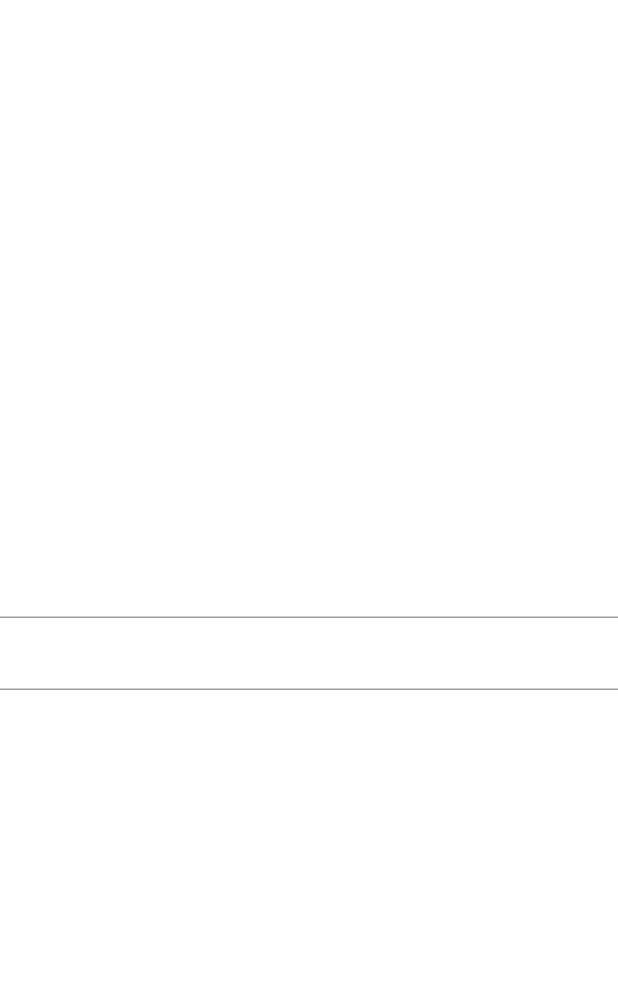
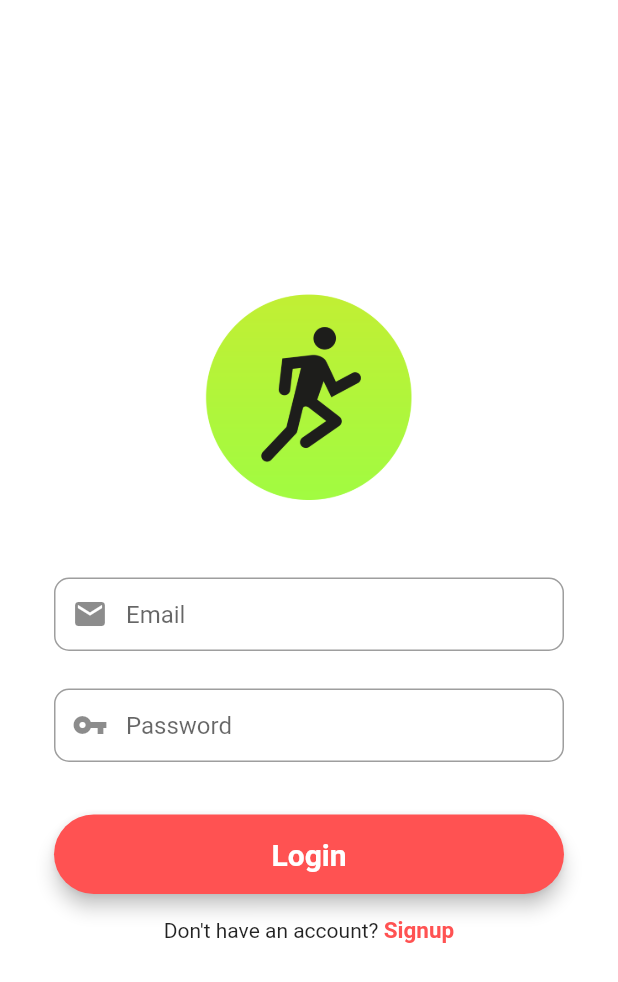
Before and after one commit to ayushshrestha1892/fitness_app, a Flutter app: the screen it shows after launch, on a phone screen of 412 x 824 dp. Shown: the top 982 px of the screen. Run offline on Flutter 3.47's test engine with Material 2 defaults, Android fonts, the phone set to English and light mode, and no system bars.

Commit message:
Login Screen UI

```diff
--- a/lib/screens/login_screen.dart
+++ b/lib/screens/login_screen.dart
@@ -20,6 +20,7 @@ class _LoginScreenState extends State<LoginScreen> {
       autofocus: false,
       controller: emailController,
       keyboardType: TextInputType.emailAddress,
+
       //validator:
 
       onSaved: (value) {
@@ -27,12 +28,21 @@ class _LoginScreenState extends State<LoginScreen> {
       },
 
       textInputAction: TextInputAction.next,
+      decoration: InputDecoration(
+        prefixIcon: Icon(Icons.mail),
+        contentPadding: EdgeInsets.fromLTRB(20, 15, 20, 15),
+        hintText: "Email",
+        border: OutlineInputBorder(
+          borderRadius: BorderRadius.circular(10),
+        ),
+      ),
     );
 
-    //email fields
+    //passwordfields
     final passwordField = TextFormField(
       autofocus: false,
       controller: passwordController,
+      obscureText: true,
 
       //validator:
 
@@ -41,6 +51,34 @@ class _LoginScreenState extends State<LoginScreen> {
       },
 
       textInputAction: TextInputAction.done,
+      decoration: InputDecoration(
+        prefixIcon: Icon(Icons.vpn_key),
+        contentPadding: EdgeInsets.fromLTRB(20, 15, 20, 15),
+        hintText: "Password",
+        border: OutlineInputBorder(
+          borderRadius: BorderRadius.circular(10),
+        ),
+      ),
+    );
+
+    final loginButton = Material(
+      elevation: 5,
+      borderRadius: BorderRadius.circular(30),
+      color: Colors.redAccent,
+      child: MaterialButton(
+        padding: EdgeInsets.fromLTRB(20, 15, 20, 15),
+        minWidth: MediaQuery.of(context).size.width,
+        onPressed: () {},
+        child: Text(
+          "Login",
+          textAlign: TextAlign.center,
+          style: TextStyle(
+            fontSize: 20,
+            color: Colors.white,
+            fontWeight: FontWeight.bold,
+          ),
+        ),
+      ),
     );
 
     return Scaffold(
@@ -49,13 +87,53 @@ class _LoginScreenState extends State<LoginScreen> {
           child: SingleChildScrollView(
         child: Container(
           color: Colors.white,
+          child: Padding(
+            padding: const EdgeInsets.all(36.0),
             child: Form(
               key: _formKey,
               child: Column(
+                mainAxisAlignment: MainAxisAlignment.center,
+                crossAxisAlignment: CrossAxisAlignment.center,
                 children: <Widget>[
+                  SizedBox(
+                    height: 140,
+                    child: Image.asset(
+                      "assets/logo.png",
+                      fit: BoxFit.contain,
+                    ),
+                  ),
+                  SizedBox(
+                    height: 50,
+                  ),
                   emailField,
+                  SizedBox(
+                    height: 25,
+                  ),
                   passwordField,
+                  SizedBox(
+                    height: 35,
+                  ),
+                  loginButton,
+                  SizedBox(
+                    height: 15,
+                  ),
+                  Row(
+                    mainAxisAlignment: MainAxisAlignment.center,
+                    children: <Widget>[
+                      Text("Don't have an account? "),
+                      GestureDetector(
+                        onTap: () {},
+                        child: Text("Signup",
+                            style: TextStyle(
+                              color: Colors.redAccent,
+                              fontWeight: FontWeight.w600,
+                              fontSize: 15,
+                            )),
+                      )
                     ],
+                  )
+                ],
+              ),
             ),
           ),
         ),
```
Lines whose indentation alone changed are shown as unchanged.
